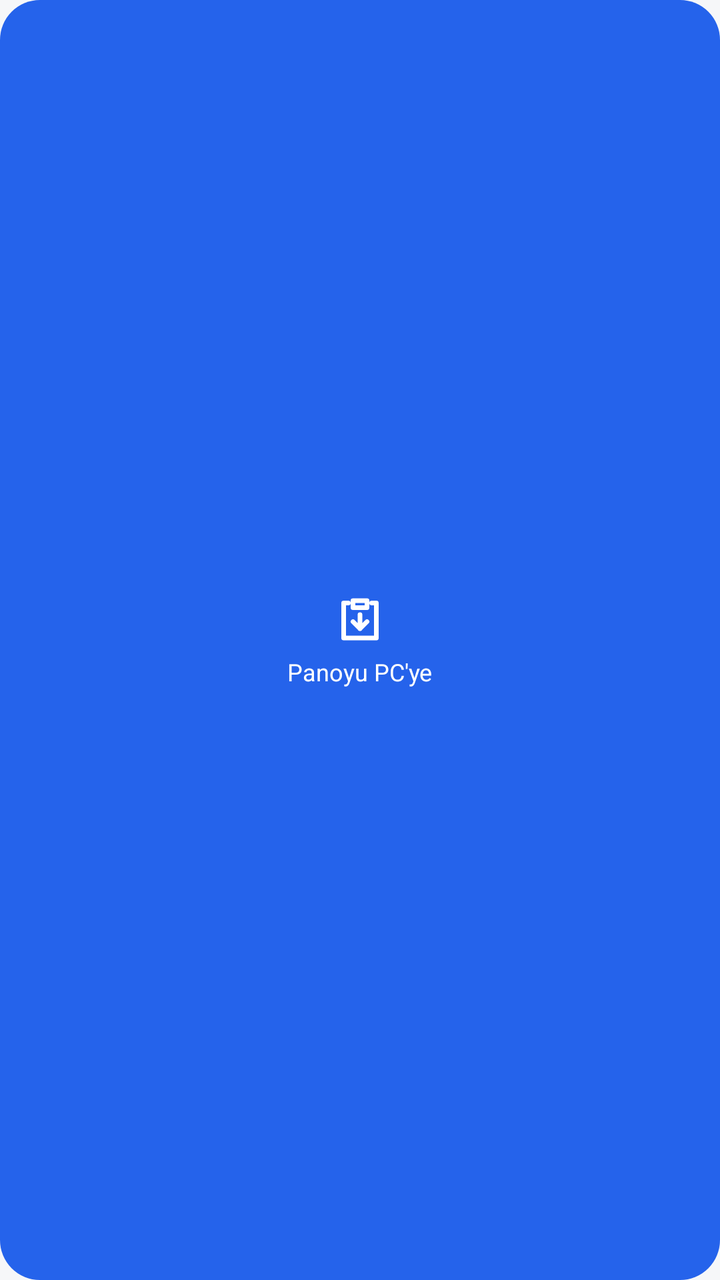
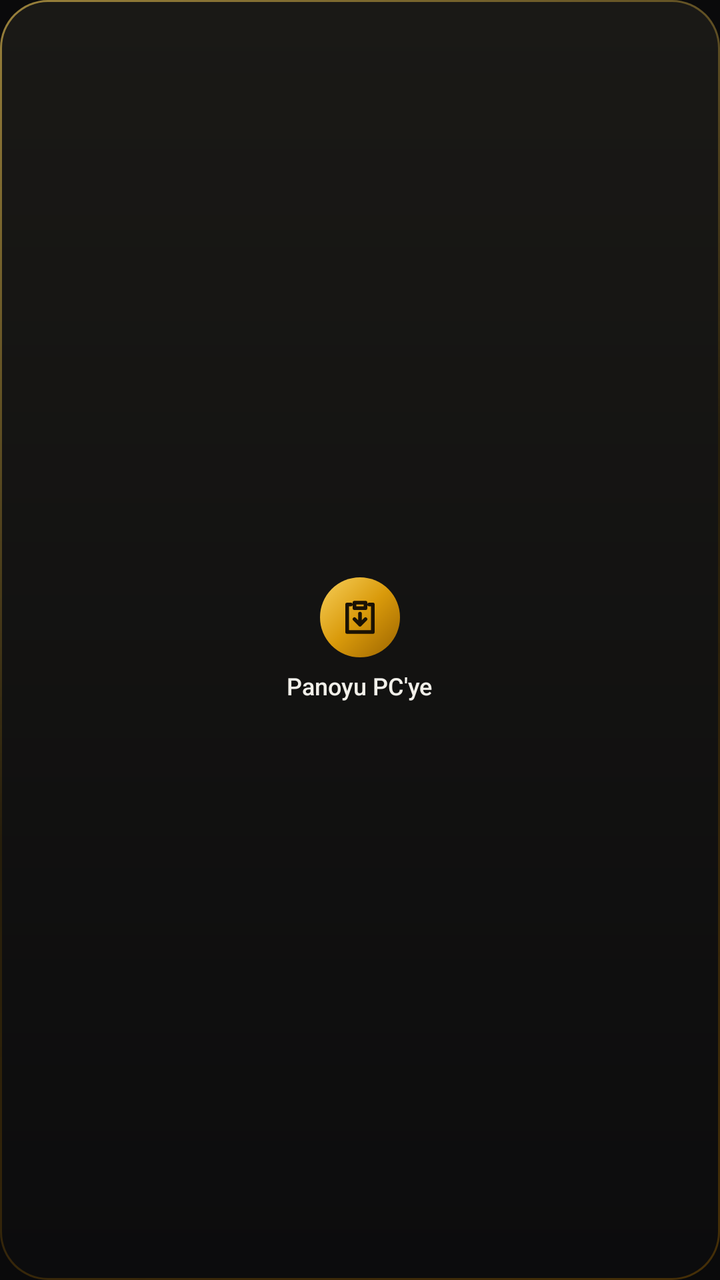

Before-and-after screenshots of an Android layout around one commit, followed by the original layout XML and the change that was made.
<!-- AndroidManifest.xml: application theme Theme.Kopru -->
<!-- res/layout/widget_clip.xml -->
<?xml version="1.0" encoding="utf-8"?>
<LinearLayout xmlns:android="http://schemas.android.com/apk/res/android"
    android:id="@+id/widget_root"
    android:layout_width="match_parent"
    android:layout_height="match_parent"
    android:background="@drawable/widget_bg"
    android:gravity="center"
    android:orientation="vertical"
    android:padding="8dp">
    <ImageView
        android:layout_width="28dp"
        android:layout_height="28dp"
        android:contentDescription="@string/widget_label"
        android:src="@drawable/ic_clip" />
    <TextView
        android:layout_width="wrap_content"
        android:layout_height="wrap_content"
        android:layout_marginTop="4dp"
        android:text="@string/tile_label"
        android:textColor="#FFFFFFFF"
        android:textSize="12sp" />
</LinearLayout>
<!-- resources referenced by this layout -->
<resources>
  <!-- drawable ic_clip (drawable) -->
  <vector xmlns:android="http://schemas.android.com/apk/res/android" android:width="24dp" android:height="24dp" android:viewportWidth="24" android:viewportHeight="24">
      <path android:fillColor="#00000000" android:strokeColor="#FFFFFFFF" android:strokeWidth="2" android:strokeLineCap="round" android:strokeLineJoin="round"
          android:pathData="M9,4h6v3H9zM7,5H5v15h14V5h-2M12,10v6M9,13l3,3 3,-3" />
  </vector>
  <!-- drawable widget_bg (drawable) -->
  <shape xmlns:android="http://schemas.android.com/apk/res/android" android:shape="rectangle">
      <solid android:color="@color/accent" />
      <corners android:radius="20dp" />
  </shape>
  <string name="tile_label">Panoyu PC\'ye</string>
  <string name="widget_label">T-Bridge: Panoyu gönder</string>
  <style name="Theme.Kopru" parent="android:Theme.Material.Light.NoActionBar">
          <item name="android:statusBarColor">@android:color/transparent</item>
          <item name="android:navigationBarColor">@android:color/transparent</item>
          <item name="android:windowBackground">@color/bg</item>
      </style>
  <color name="accent">#FF2563EB</color>
  <color name="bg">#FFF6F7F9</color>
</resources>

<!-- the commit's change to res/layout/widget_clip.xml (unified diff, before → after) -->
@@ -1,4 +1,5 @@
 <?xml version="1.0" encoding="utf-8"?>
+
 <LinearLayout xmlns:android="http://schemas.android.com/apk/res/android"
     android:id="@+id/widget_root"
     android:layout_width="match_parent"
@@ -7,16 +8,23 @@
     android:gravity="center"
     android:orientation="vertical"
     android:padding="8dp">
-    <ImageView
-        android:layout_width="28dp"
-        android:layout_height="28dp"
-        android:contentDescription="@string/widget_label"
-        android:src="@drawable/ic_clip" />
+    <FrameLayout
+        android:layout_width="40dp"
+        android:layout_height="40dp"
+        android:background="@drawable/widget_icon_bg">
+        <ImageView
+            android:layout_width="22dp"
+            android:layout_height="22dp"
+            android:layout_gravity="center"
+            android:contentDescription="@string/widget_label"
+            android:src="@drawable/ic_clip_dark" />
+    </FrameLayout>
     <TextView
         android:layout_width="wrap_content"
         android:layout_height="wrap_content"
-        android:layout_marginTop="4dp"
+        android:layout_marginTop="6dp"
+        android:fontFamily="sans-serif-medium"
         android:text="@string/tile_label"
-        android:textColor="#FFFFFFFF"
+        android:textColor="#FFF2F0EA"
         android:textSize="12sp" />
 </LinearLayout>
<!-- resource entries referenced after the edit -->
@@ -1,23 +1,43 @@
 <!-- resources referenced by this layout -->
 <resources>
-  <!-- drawable ic_clip (drawable) -->
+  <!-- drawable ic_clip_dark (drawable) -->
   <vector xmlns:android="http://schemas.android.com/apk/res/android" android:width="24dp" android:height="24dp" android:viewportWidth="24" android:viewportHeight="24">
-      <path android:fillColor="#00000000" android:strokeColor="#FFFFFFFF" android:strokeWidth="2" android:strokeLineCap="round" android:strokeLineJoin="round"
+      <path android:fillColor="#00000000" android:strokeColor="#FF1A1204" android:strokeWidth="2" android:strokeLineCap="round" android:strokeLineJoin="round"
           android:pathData="M9,4h6v3H9zM7,5H5v15h14V5h-2M12,10v6M9,13l3,3 3,-3" />
   </vector>
   <!-- drawable widget_bg (drawable) -->
-  <shape xmlns:android="http://schemas.android.com/apk/res/android" android:shape="rectangle">
-      <solid android:color="@color/accent" />
-      <corners android:radius="20dp" />
+  <?xml version="1.0" encoding="utf-8"?>
+  
+  <layer-list xmlns:android="http://schemas.android.com/apk/res/android">
+      
+      <item>
+          <shape android:shape="rectangle">
+              <corners android:radius="24dp" />
+              <gradient android:angle="315" android:startColor="#99F7CF5A" android:centerColor="#22D99A0B" android:endColor="#669C6400" />
+          </shape>
+      </item>
+      <item android:left="1dp" android:top="1dp" android:right="1dp" android:bottom="1dp">
+          <shape android:shape="rectangle">
+              <corners android:radius="23dp" />
+              <gradient android:angle="270" android:startColor="#FF1A1916" android:endColor="#FF0C0C0D" />
+          </shape>
+      </item>
+  </layer-list>
+  <!-- drawable widget_icon_bg (drawable) -->
+  <?xml version="1.0" encoding="utf-8"?>
+  
+  <shape xmlns:android="http://schemas.android.com/apk/res/android" android:shape="oval">
+      <gradient android:angle="315" android:startColor="#FFF7CF5A" android:centerColor="#FFD99A0B" android:endColor="#FF9C6400" />
   </shape>
   <string name="tile_label">Panoyu PC\'ye</string>
   <string name="widget_label">T-Bridge: Panoyu gönder</string>
-  <style name="Theme.Kopru" parent="android:Theme.Material.Light.NoActionBar">
+  <style name="Theme.Kopru" parent="android:Theme.Material.NoActionBar">
           <item name="android:statusBarColor">@android:color/transparent</item>
           <item name="android:navigationBarColor">@android:color/transparent</item>
           <item name="android:windowBackground">@color/bg</item>
+          <item name="android:colorAccent">@color/gold</item>
       </style>
-  <color name="accent">#FF2563EB</color>
-  <color name="bg">#FFF6F7F9</color>
+  <color name="bg">#FF0A0A0B</color>
+  <color name="gold">#FFE3A92B</color>
 </resources>
 
